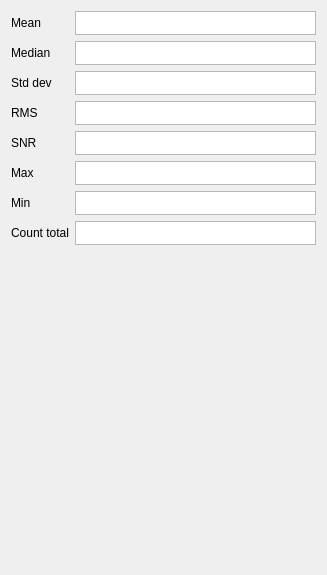
The window that specviz/plugins/statistics/statistics.ui (nmearl/specviz) describes before a commit, drawn with Qt 5.
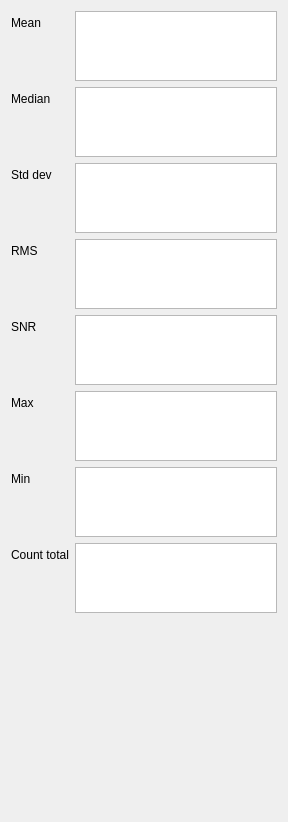
The same window after the commit.

Commit message: Auto-calculate appropriate widget size for platform font

```diff
--- a/specviz/plugins/statistics/statistics.ui
+++ b/specviz/plugins/statistics/statistics.ui
@@ -6,8 +6,8 @@
    <rect>
     <x>0</x>
     <y>0</y>
-    <width>327</width>
-    <height>575</height>
+    <width>288</width>
+    <height>482</height>
    </rect>
   </property>
   <property name="windowTitle">
@@ -102,17 +102,11 @@
      <item row="4" column="1">
       <widget class="QPlainTextEdit" name="median_text_edit">
        <property name="sizePolicy">
-        <sizepolicy hsizetype="Preferred" vsizetype="Fixed">
+        <sizepolicy hsizetype="Preferred" vsizetype="Expanding">
          <horstretch>0</horstretch>
          <verstretch>0</verstretch>
         </sizepolicy>
        </property>
-       <property name="maximumSize">
-        <size>
-         <width>16777215</width>
-         <height>24</height>
-        </size>
-       </property>
        <property name="verticalScrollBarPolicy">
         <enum>Qt::ScrollBarAlwaysOff</enum>
        </property>
@@ -130,17 +124,11 @@
      <item row="8" column="1">
       <widget class="QPlainTextEdit" name="max_val_text_edit">
        <property name="sizePolicy">
-        <sizepolicy hsizetype="Preferred" vsizetype="Fixed">
+        <sizepolicy hsizetype="Preferred" vsizetype="Expanding">
          <horstretch>0</horstretch>
          <verstretch>0</verstretch>
         </sizepolicy>
        </property>
-       <property name="maximumSize">
-        <size>
-         <width>16777215</width>
-         <height>24</height>
-        </size>
-       </property>
        <property name="verticalScrollBarPolicy">
         <enum>Qt::ScrollBarAlwaysOff</enum>
        </property>
@@ -158,17 +146,11 @@
      <item row="3" column="1">
       <widget class="QPlainTextEdit" name="mean_text_edit">
        <property name="sizePolicy">
-        <sizepolicy hsizetype="Preferred" vsizetype="Fixed">
+        <sizepolicy hsizetype="Preferred" vsizetype="Expanding">
          <horstretch>0</horstretch>
          <verstretch>0</verstretch>
         </sizepolicy>
        </property>
-       <property name="maximumSize">
-        <size>
-         <width>16777215</width>
-         <height>24</height>
-        </size>
-       </property>
        <property name="verticalScrollBarPolicy">
         <enum>Qt::ScrollBarAlwaysOff</enum>
        </property>
@@ -186,17 +168,11 @@
      <item row="5" column="1">
       <widget class="QPlainTextEdit" name="std_dev_text_edit">
        <property name="sizePolicy">
-        <sizepolicy hsizetype="Preferred" vsizetype="Fixed">
+        <sizepolicy hsizetype="Preferred" vsizetype="Expanding">
          <horstretch>0</horstretch>
          <verstretch>0</verstretch>
         </sizepolicy>
        </property>
-       <property name="maximumSize">
-        <size>
-         <width>16777215</width>
-         <height>24</height>
-        </size>
-       </property>
        <property name="verticalScrollBarPolicy">
         <enum>Qt::ScrollBarAlwaysOff</enum>
        </property>
@@ -214,17 +190,11 @@
      <item row="6" column="1">
       <widget class="QPlainTextEdit" name="rms_text_edit">
        <property name="sizePolicy">
-        <sizepolicy hsizetype="Preferred" vsizetype="Fixed">
+        <sizepolicy hsizetype="Preferred" vsizetype="Expanding">
          <horstretch>0</horstretch>
          <verstretch>0</verstretch>
         </sizepolicy>
        </property>
-       <property name="maximumSize">
-        <size>
-         <width>16777215</width>
-         <height>24</height>
-        </size>
-       </property>
        <property name="verticalScrollBarPolicy">
         <enum>Qt::ScrollBarAlwaysOff</enum>
        </property>
@@ -242,17 +212,11 @@
      <item row="7" column="1">
       <widget class="QPlainTextEdit" name="snr_text_edit">
        <property name="sizePolicy">
-        <sizepolicy hsizetype="Preferred" vsizetype="Fixed">
+        <sizepolicy hsizetype="Preferred" vsizetype="Expanding">
          <horstretch>0</horstretch>
          <verstretch>0</verstretch>
         </sizepolicy>
        </property>
-       <property name="maximumSize">
-        <size>
-         <width>16777215</width>
-         <height>24</height>
-        </size>
-       </property>
        <property name="verticalScrollBarPolicy">
         <enum>Qt::ScrollBarAlwaysOff</enum>
        </property>
@@ -270,17 +234,11 @@
      <item row="9" column="1">
       <widget class="QPlainTextEdit" name="min_val_text_edit">
        <property name="sizePolicy">
-        <sizepolicy hsizetype="Preferred" vsizetype="Fixed">
+        <sizepolicy hsizetype="Preferred" vsizetype="Expanding">
          <horstretch>0</horstretch>
          <verstretch>0</verstretch>
         </sizepolicy>
        </property>
-       <property name="maximumSize">
-        <size>
-         <width>16777215</width>
-         <height>24</height>
-        </size>
-       </property>
        <property name="verticalScrollBarPolicy">
         <enum>Qt::ScrollBarAlwaysOff</enum>
        </property>
@@ -298,17 +256,11 @@
      <item row="10" column="1">
       <widget class="QPlainTextEdit" name="count_total_text_edit">
        <property name="sizePolicy">
-        <sizepolicy hsizetype="Preferred" vsizetype="Fixed">
+        <sizepolicy hsizetype="Preferred" vsizetype="Expanding">
          <horstretch>0</horstretch>
          <verstretch>0</verstretch>
         </sizepolicy>
        </property>
-       <property name="maximumSize">
-        <size>
-         <width>16777215</width>
-         <height>24</height>
-        </size>
-       </property>
        <property name="verticalScrollBarPolicy">
         <enum>Qt::ScrollBarAlwaysOff</enum>
        </property>
```
Left out of the diff: 24 changed lines with no effect on the pictures. The commit also changes 1 other file.
